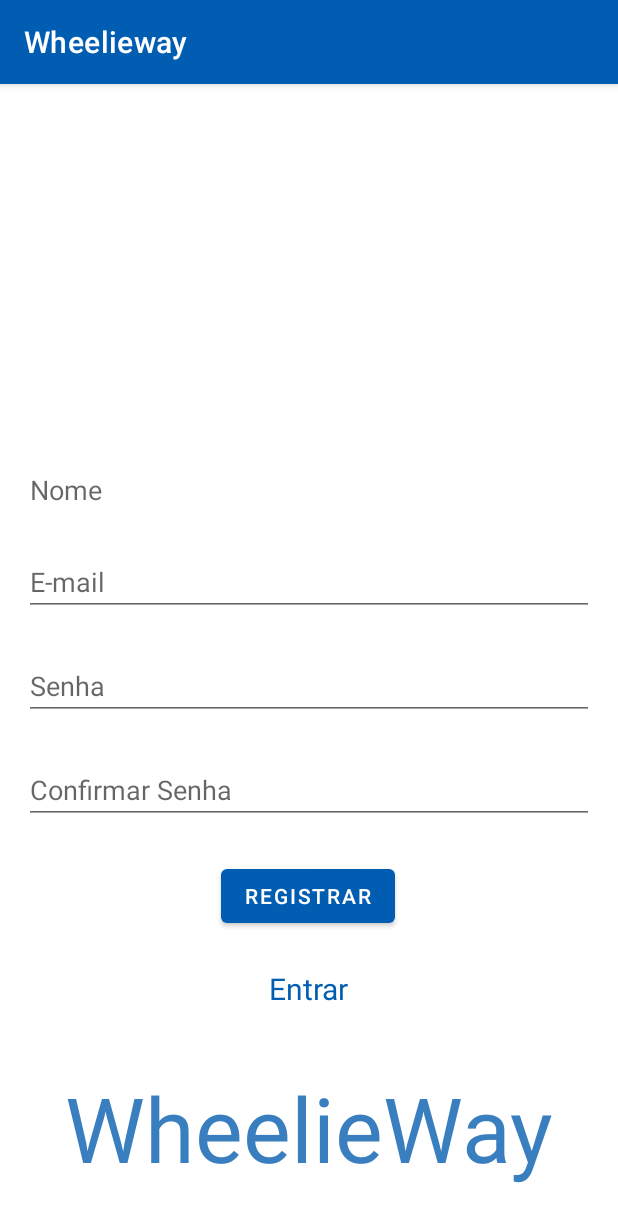
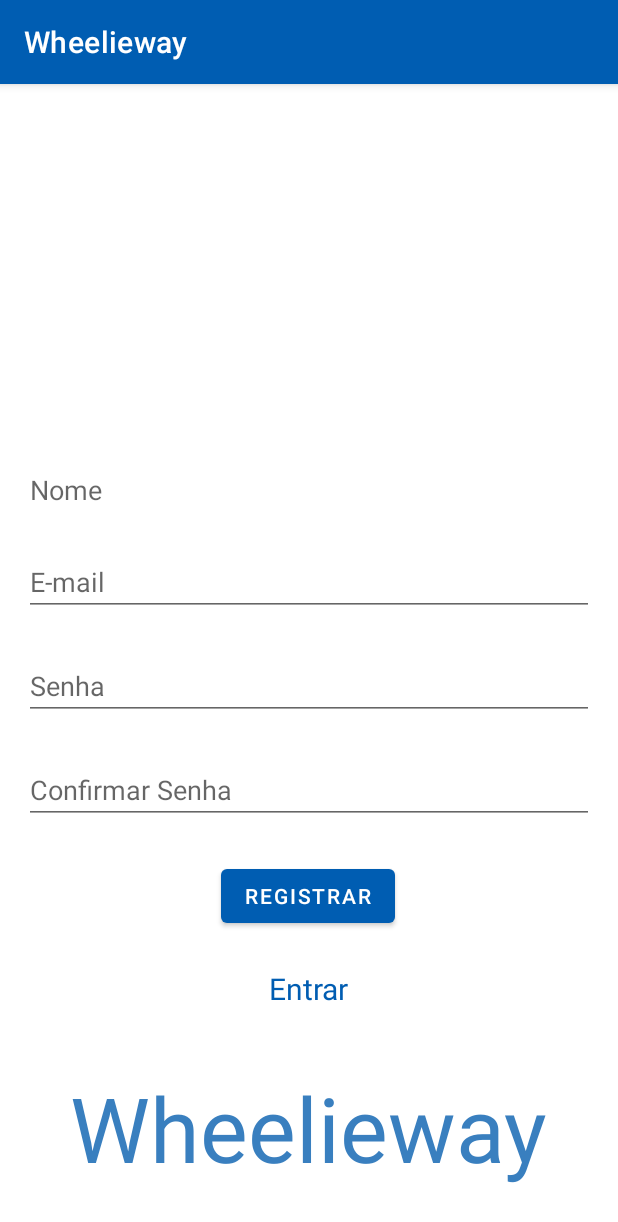
Before and after one commit to RafaBMartins/Wheelieway, an Android app: the RegistroActivity screen opened directly, with no data from a screen before it, on a phone screen of 412 x 824 dp. Shown: the top 1222 px of the screen. Run offline under Robolectric (Android 15) with nearby library versions, the phone set to English and light mode, and no system bars.

Commit message:
02/06 10:59

```diff
--- a/app/src/main/res/layout/activity_registro.xml
+++ b/app/src/main/res/layout/activity_registro.xml
@@ -80,8 +80,8 @@
         android:layout_width="wrap_content"
         android:layout_height="wrap_content"
         android:layout_marginBottom="32dp"
-        android:text="WheelieWay"
-        android:textColor="#397FBF"
+        android:text="@string/app_name"
+        android:textColor="@color/azul_2"
         android:textSize="60sp"
         app:layout_constraintBottom_toBottomOf="parent"
         app:layout_constraintEnd_toEndOf="parent"
@@ -93,7 +93,7 @@
         android:layout_width="wrap_content"
         android:layout_height="wrap_content"
         android:layout_marginTop="24dp"
-        android:text="@string/btRegistrar"
+        android:text="@string/btnRegistrar"
         app:iconTint="@color/azul_3"
         app:layout_constraintEnd_toEndOf="parent"
         app:layout_constraintHorizontal_bias="0.498"
--- a/app/src/main/res/values/strings.xml
+++ b/app/src/main/res/values/strings.xml
@@ -4,6 +4,8 @@
     <string name="etEmail">E-mail</string>
     <string name="etSenha">Senha</string>
     <string name="etConfSenha">Confirmar Senha</string>
-    <string name="btRegistrar">Registrar</string>
+    <string name="btnRegistrar">Registrar</string>
+    <string name="btnEntrar">Entrar</string>
     <string name="tvEntrar">Entrar</string>
+    <string name="tvNaoTemUmaConta">Não tem uma conta?</string>
 </resources>
```
Also changed, not shown: app/src/main/res/drawable/logo.xml (added, +22 -0 lines), app/src/main/res/layout/activity_login.xml (+11 -7 lines).
